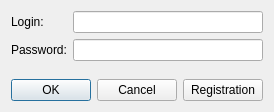
Old version of the form ChatClientV2/loginform.ui in the repository MundeZ/ChatExample.
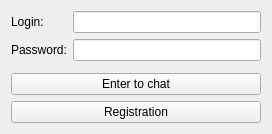
New version of the form.

Commit message: remove buttons and add new

The edit to the form file:
```diff
--- a/ChatClientV2/loginform.ui
+++ b/ChatClientV2/loginform.ui
@@ -56,14 +56,14 @@
     </layout>
    </item>
    <item>
-    <layout class="QHBoxLayout" name="horizontalLayout">
-     <item>
-      <widget class="QDialogButtonBox" name="buttonBox">
-       <property name="standardButtons">
-        <set>QDialogButtonBox::Cancel|QDialogButtonBox::Ok</set>
+    <widget class="QPushButton" name="enterToChatPushButton">
+     <property name="text">
+      <string>Enter to chat</string>
        </property>
       </widget>
      </item>
+   <item>
+    <layout class="QHBoxLayout" name="horizontalLayout">
      <item>
       <widget class="QPushButton" name="registrationPushButton">
        <property name="text">
```
Lines whose indentation alone changed are shown as unchanged. The commit also changes 5 other files.
